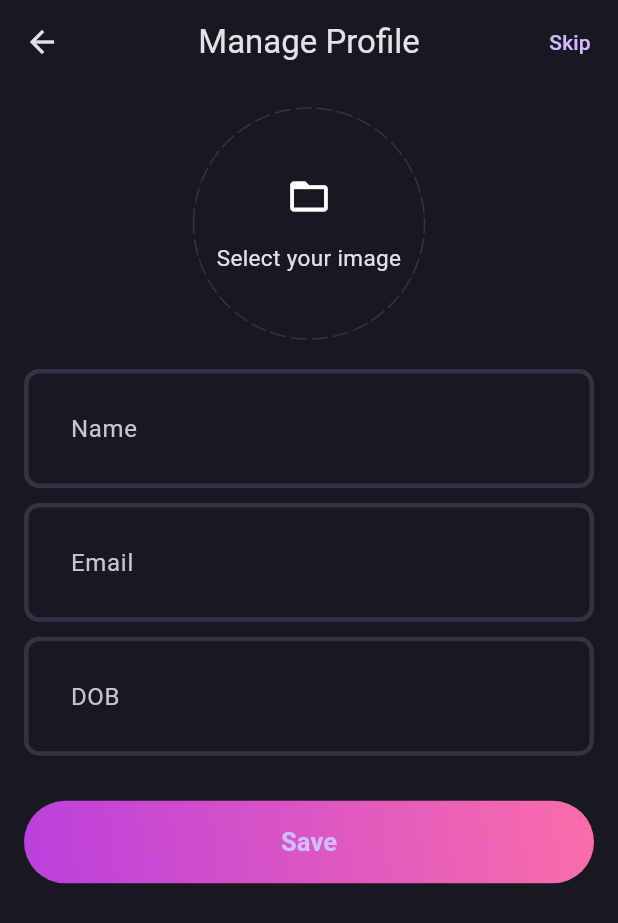
After one commit to Sajidpv/Video-player, a Flutter app: the ProfilePage screen opened directly, after a tap on "Save", on a phone screen of 412 x 824 dp. The commit adds this screen. Shown: the top 923 px of the screen. Run offline on Flutter 3.47's test engine with Material 3 defaults, Android fonts, the phone set to English and light mode, and no system bars; drawn by our look-alikes of dotted_border; our stand-ins replace cloud_firestore, firebase_auth, firebase_core, firebase_storage, flutter_bloc, image_picker and 3 more; missing offline and left inert: flutter_downloader, flutter_windowmanager; accounts and stored records are empty; network calls fail.

Commit message:
user profile

```diff
--- a/lib/cores/theme/theme.dart
+++ b/lib/cores/theme/theme.dart
@@ -9,8 +9,8 @@ class AppTheme {
       chipTheme: const ChipThemeData(
           color: MaterialStatePropertyAll(AppPallete.backgroundColor),
           side: BorderSide.none),
-      appBarTheme:
-          const AppBarTheme(backgroundColor: AppPallete.backgroundColor),
+      appBarTheme: const AppBarTheme(
+          backgroundColor: AppPallete.backgroundColor, centerTitle: true),
       scaffoldBackgroundColor: AppPallete.backgroundColor,
       inputDecorationTheme: InputDecorationTheme(
           contentPadding: const EdgeInsets.all(27),
@@ -23,8 +23,8 @@ class AppTheme {
       chipTheme: const ChipThemeData(
           color: MaterialStatePropertyAll(AppPallete.lightBackgroundColor),
           side: BorderSide.none),
-      appBarTheme:
-          const AppBarTheme(backgroundColor: AppPallete.lightBackgroundColor),
+      appBarTheme: const AppBarTheme(
+          backgroundColor: AppPallete.lightBackgroundColor, centerTitle: true),
       scaffoldBackgroundColor: AppPallete.lightBackgroundColor,
       inputDecorationTheme: InputDecorationTheme(
           contentPadding: const EdgeInsets.all(27),
--- /dev/null
+++ b/lib/cores/widgets/spacer.dart
@@ -0,0 +1,15 @@
+import 'package:flutter/cupertino.dart';
+
+class SpacerWidget extends StatelessWidget {
+  const SpacerWidget({
+    super.key,
+    this.height = 10,
+  });
+  final double height;
+  @override
+  Widget build(BuildContext context) {
+    return SizedBox(
+      height: height,
+    );
+  }
+}
--- a/lib/features/auth/presentation/pages/otp_page.dart
+++ b/lib/features/auth/presentation/pages/otp_page.dart
@@ -2,6 +2,7 @@ import 'package:firebase_auth/firebase_auth.dart';
 import 'package:flutter/material.dart';
 import 'package:pinput/pinput.dart';
 import 'package:video_player_lilac/cores/utils/show_snackbar.dart';
+import 'package:video_player_lilac/features/auth/presentation/pages/profile_page.dart';
 import 'package:video_player_lilac/features/auth/presentation/widgets/auth_gradient_button.dart';
 import 'package:video_player_lilac/features/player/presentation/pages/player.dart';
 
@@ -25,8 +26,8 @@ class _OtpPageState extends State<OtpPage> {
     PhoneAuthCredential credential =
         PhoneAuthProvider.credential(verificationId: widget.vid, smsCode: code);
     try {
-      await _firebase.signInWithCredential(credential).then((value) =>
-          Navigator.pushReplacement(context, VideoPlayerScreen.route()));
+      await _firebase.signInWithCredential(credential).then(
+          (value) => Navigator.pushReplacement(context, ProfilePage.route()));
     } on FirebaseAuthException catch (e) {
       showSnackBar(context, e.code);
     } catch (e) {
--- /dev/null
+++ b/lib/features/auth/presentation/pages/profile_page.dart
@@ -0,0 +1,145 @@
+import 'dart:io';
+import 'package:dotted_border/dotted_border.dart';
+import 'package:firebase_auth/firebase_auth.dart';
+import 'package:flutter/material.dart';
+import 'package:video_player_lilac/cores/theme/color_pellets.dart';
+import 'package:video_player_lilac/cores/utils/pick_image.dart';
+import 'package:video_player_lilac/cores/widgets/spacer.dart';
+import 'package:video_player_lilac/features/auth/data/database/firestore_db.dart';
+import 'package:video_player_lilac/features/auth/presentation/widgets/auth_field.dart';
+import 'package:video_player_lilac/features/auth/presentation/widgets/auth_gradient_button.dart';
+
+class ProfilePage extends StatefulWidget {
+  const ProfilePage({super.key});
+
+  static route() => MaterialPageRoute(
+        builder: (context) => const ProfilePage(),
+      );
+
+  @override
+  State<ProfilePage> createState() => _ProfilePageState();
+}
+
+class _ProfilePageState extends State<ProfilePage> {
+  final _firebase = FirebaseAuth.instance;
+  final titleController = TextEditingController();
+  final contentController = TextEditingController();
+  final formKey = GlobalKey<FormState>();
+  List<String> selectedTopics = [];
+  File? image;
+
+  void selectImage() async {
+    final pickedImage = await pickImage();
+
+    setState(() {
+      image = pickedImage;
+    });
+  }
+
+  Stream? UserStream;
+
+  void updateProfile(userInfoMap, String id) async {
+    DataBase.updateProfile(userInfoMap, id);
+  }
+
+  @override
+  void dispose() {
+    titleController.dispose();
+    contentController.dispose();
+    super.dispose();
+  }
+
+  @override
+  Widget build(BuildContext context) {
+    return Scaffold(
+        appBar: AppBar(
+          title: const Text('Manage Profile'),
+          actions: [
+            TextButton(onPressed: () {}, child: const Text('Skip')),
+          ],
+        ),
+        body: SingleChildScrollView(
+          child: Padding(
+            padding: const EdgeInsets.all(16),
+            child: Form(
+              key: formKey,
+              child: Column(
+                children: [
+                  image != null
+                      ? GestureDetector(
+                          onTap: () => selectImage(),
+                          child: SizedBox(
+                              height: 130,
+                              width: 120,
+                              child: ClipRRect(
+                                borderRadius: BorderRadius.circular(10),
+                                child: Image.file(
+                                  image!,
+                                  fit: BoxFit.cover,
+                                ),
+                              )),
+                        )
+                      : GestureDetector(
+                          onTap: () {
+                            selectImage;
+                          },
+                          child: DottedBorder(
+                              color: AppPallete.borderColor,
+                              radius: const Radius.circular(100),
+                              borderType: BorderType.RRect,
+                              strokeCap: StrokeCap.round,
+                              dashPattern: const [10, 4],
+                              child: const SizedBox(
+                                height: 150,
+                                width: 150,
+                                child: Column(
+                                  mainAxisAlignment: MainAxisAlignment.center,
+                                  children: [
+                                    Icon(
+                                      Icons.folder_open,
+                                      size: 30,
+                                    ),
+                                    SizedBox(
+                                      height: 15,
+                                    ),
+                                    Text(
+                                      textAlign: TextAlign.center,
+                                      'Select your image',
+                                      style: TextStyle(fontSize: 15),
+                                    )
+                                  ],
+                                ),
+                              )),
+                        ),
+                  const SpacerWidget(
+                    height: 20,
+                  ),
+                  AuthField(controller: titleController, hintText: 'Name'),
+                  const SpacerWidget(),
+                  AuthField(controller: contentController, hintText: 'Email'),
+                  const SpacerWidget(),
+                  AuthField(controller: contentController, hintText: 'DOB'),
+                  const SpacerWidget(
+                    height: 30,
+                  ),
+                  AuthGradientButton(
+                      buttonText: 'Save',
+                      onPressed: () async {
+                        String imageUrl =
+                            await DataBase.uploadImageToFirebaseStorage(
+                                image!.path);
+                        Map<String, dynamic> userInfo = {
+                          'name': titleController.text.trim(),
+                          'email': contentController.text.trim(),
+                          'dob': contentController.text.trim(),
+                          'image': imageUrl
+                        };
+                        updateProfile(userInfo, _firebase.currentUser!.uid);
+                      }),
+                ],
+              ),
+            ),
+          ),
+        ));
+  }
+}
--- a/lib/features/auth/presentation/widgets/auth_field.dart
+++ b/lib/features/auth/presentation/widgets/auth_field.dart
@@ -27,7 +27,7 @@ class AuthField extends StatelessWidget {
         if (value!.isEmpty) {
           return "$hintText required.";
         }
-        if (controller.text.length < 10) {
+        if (hintText == 'Phone' && controller.text.length < 10) {
           return "$hintText should be 10 digits ";
         }
         return null;
--- a/pubspec.yaml
+++ b/pubspec.yaml
@@ -44,6 +44,9 @@ dependencies:
   pinput: ^4.0.0
   flutter_bloc: ^8.1.5
   flutter_windowmanager: ^0.2.0
+  image_picker: ^1.1.0
+  dotted_border: ^2.1.0
+  firebase_storage: ^11.7.2
 
 dev_dependencies:
   flutter_test:
```
Also changed, not shown: lib/cores/utils/pick_image.dart (added, +16 -0 lines), lib/features/auth/data/database/firestore_db.dart (added, +38 -0 lines), lib/features/player/presentation/pages/player.dart (+40 -28 lines), pubspec.lock, 5 other files.
